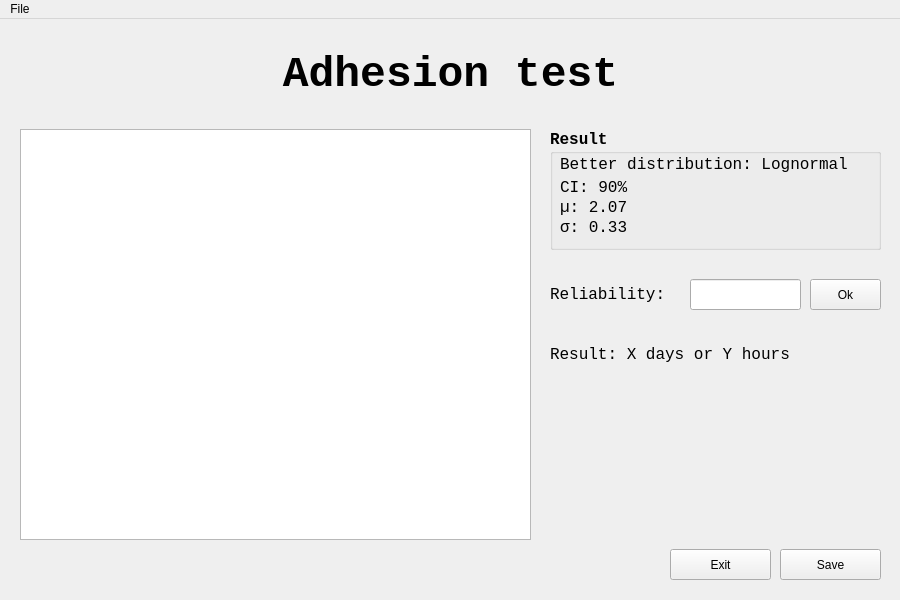
The window that viewspyqt5/adhesiontest.ui (Claudino2001/reliability-software) describes before a commit, drawn with Qt 5.
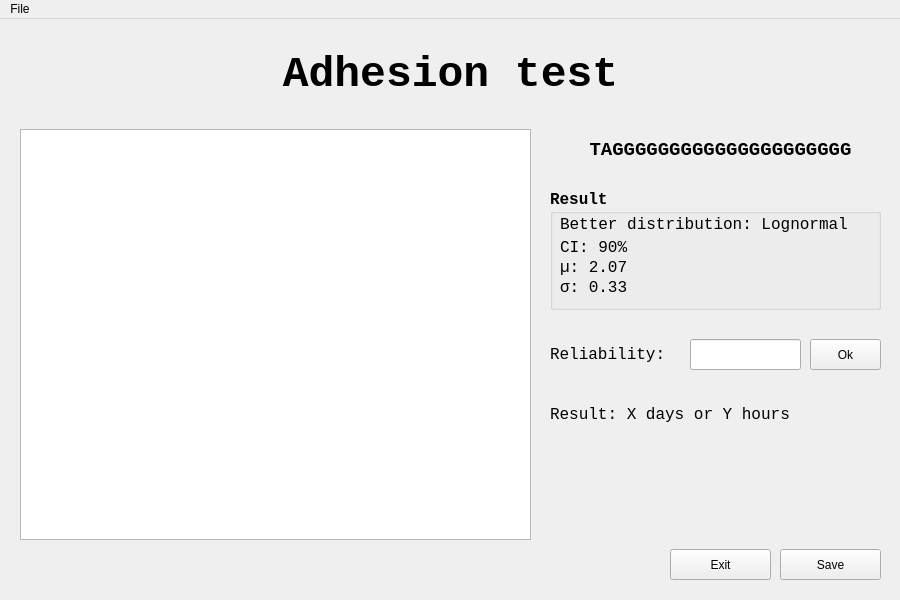
The same window after the commit.

```diff
--- a/viewspyqt5/adhesiontest.ui
+++ b/viewspyqt5/adhesiontest.ui
@@ -42,7 +42,7 @@
     <property name="geometry">
      <rect>
       <x>550</x>
-      <y>110</y>
+      <y>170</y>
       <width>331</width>
       <height>121</height>
      </rect>
@@ -157,7 +157,7 @@
     <property name="geometry">
      <rect>
       <x>690</x>
-      <y>260</y>
+      <y>320</y>
       <width>111</width>
       <height>31</height>
      </rect>
@@ -172,7 +172,7 @@
     <property name="geometry">
      <rect>
       <x>550</x>
-      <y>260</y>
+      <y>320</y>
       <width>131</width>
       <height>31</height>
      </rect>
@@ -191,7 +191,7 @@
     <property name="geometry">
      <rect>
       <x>810</x>
-      <y>260</y>
+      <y>320</y>
       <width>71</width>
       <height>31</height>
      </rect>
@@ -207,7 +207,7 @@
     <property name="geometry">
      <rect>
       <x>550</x>
-      <y>320</y>
+      <y>380</y>
       <width>331</width>
       <height>31</height>
      </rect>
@@ -254,6 +254,30 @@
      <string>Exit</string>
     </property>
    </widget>
+   <widget class="QLabel" name="label_7">
+    <property name="geometry">
+     <rect>
+      <x>560</x>
+      <y>110</y>
+      <width>321</width>
+      <height>41</height>
+     </rect>
+    </property>
+    <property name="font">
+     <font>
+      <family>Courier New</family>
+      <pointsize>14</pointsize>
+      <weight>75</weight>
+      <bold>true</bold>
+     </font>
+    </property>
+    <property name="text">
+     <string>TAGGGGGGGGGGGGGGGGGGGGG</string>
+    </property>
+    <property name="alignment">
+     <set>Qt::AlignCenter</set>
+    </property>
+   </widget>
   </widget>
   <widget class="QMenuBar" name="menubar">
    <property name="geometry">
```
